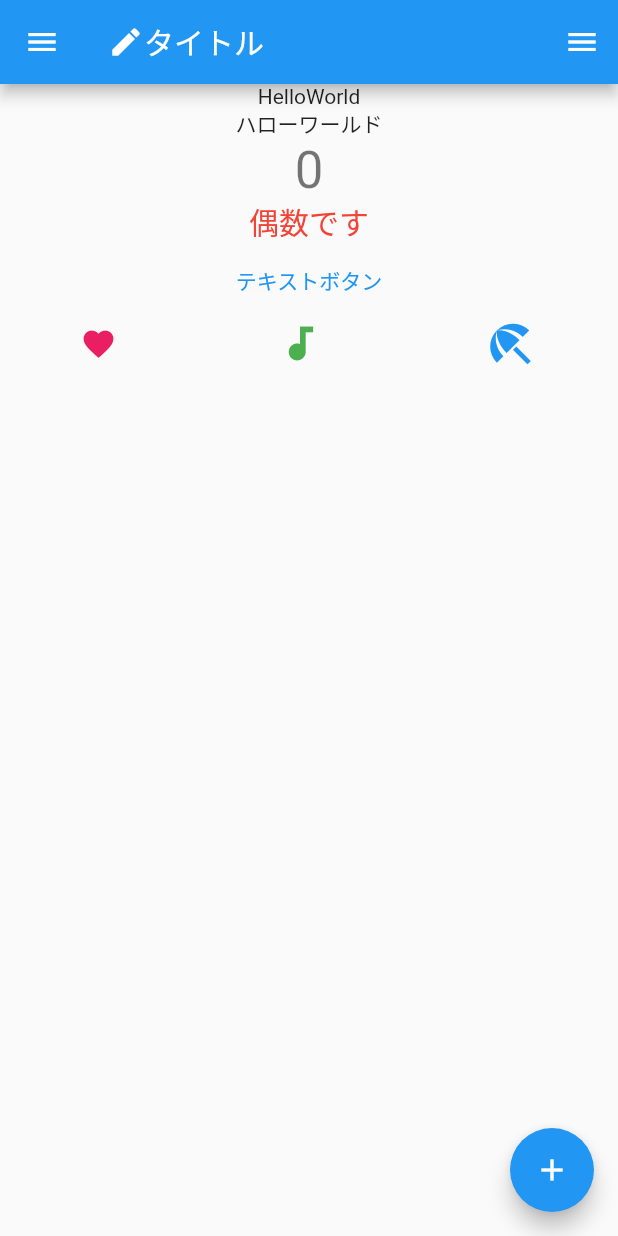
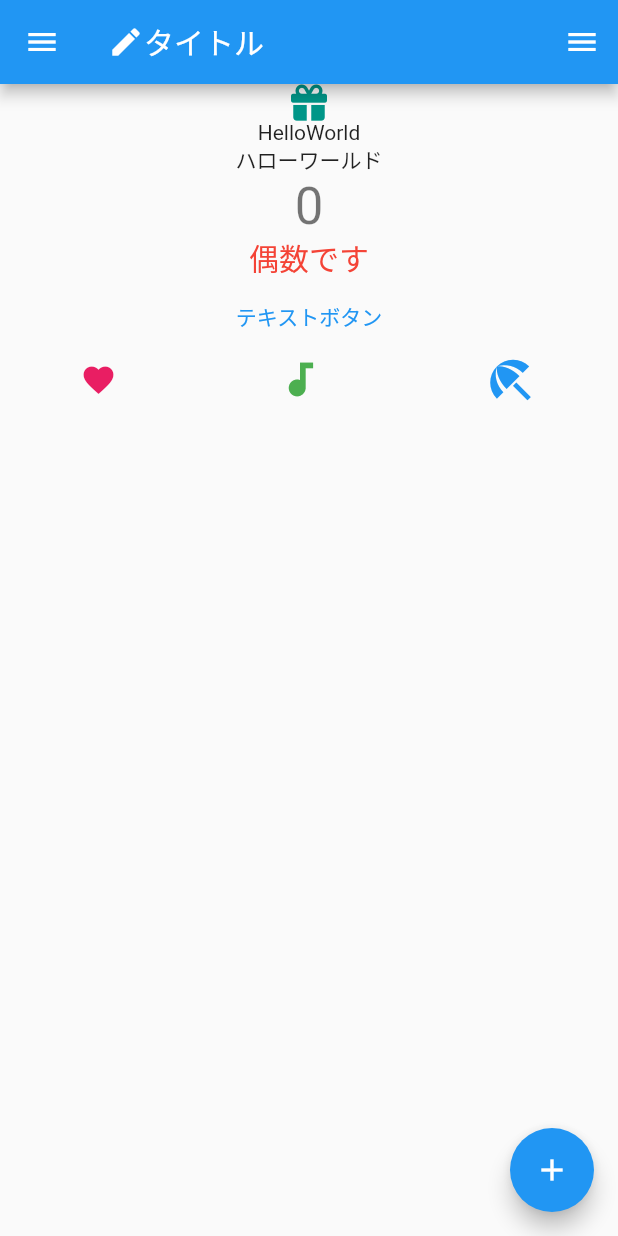
Before and after one commit to tsubasa-sbym/flutter_application_00, a Flutter app: the screen it shows after launch, on a phone screen of 412 x 824 dp. Run offline on Flutter 3.47's test engine with Material 2 defaults, Android fonts, the phone set to English and light mode, and no system bars; our stand-ins replace font_awesome_flutter.

Commit message:
feat: font_awesomeの利用

```diff
--- a/lib/main.dart
+++ b/lib/main.dart
@@ -1,4 +1,5 @@
 import 'package:flutter/material.dart';
+import 'package:font_awesome_flutter/font_awesome_flutter.dart';
 
 void main() {
   runApp(const MyApp());
@@ -64,11 +65,12 @@ class _MyHomePageState extends State<MyHomePage> {
        ]),
       ),
       body: Column(children: [
+         const Center(child: Icon(FontAwesomeIcons.gift, color: Colors.teal)),
          const Text("HelloWorld"),
          const Text("ハローワールド"),
          Text(
              '$_counter',
-             style: Theme.of(context).textTheme.headline4,
+             style: Theme.of(context).textTheme.headlineMedium,
           ),
           if (_counter % 2 == 0)
              const Text('偶数です', style: TextStyle(fontSize: 20, color: Colors.red)),
```
